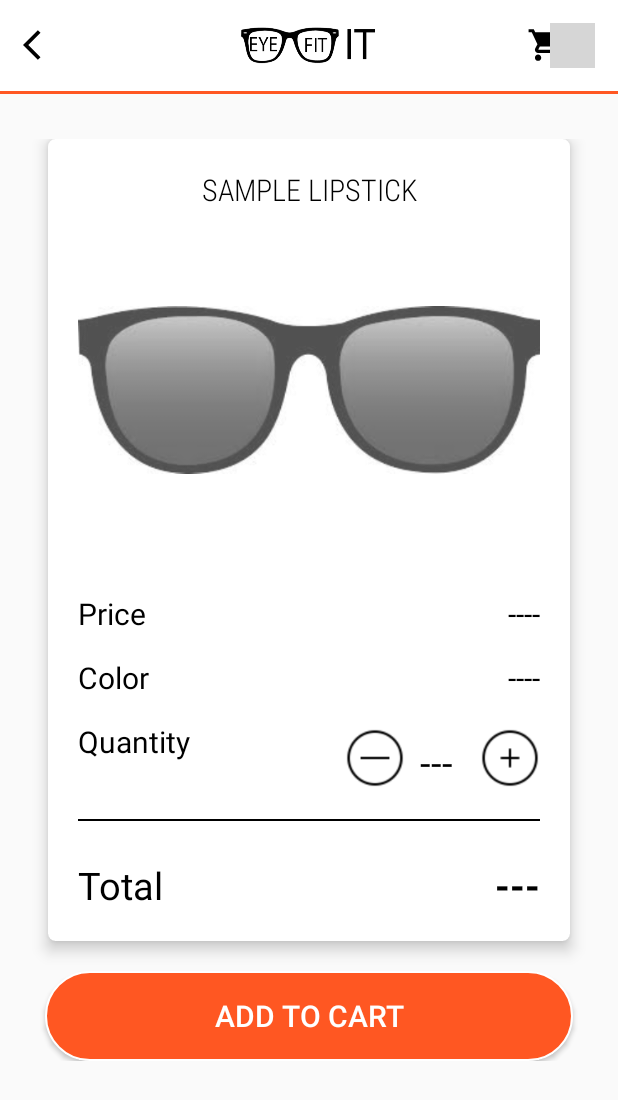
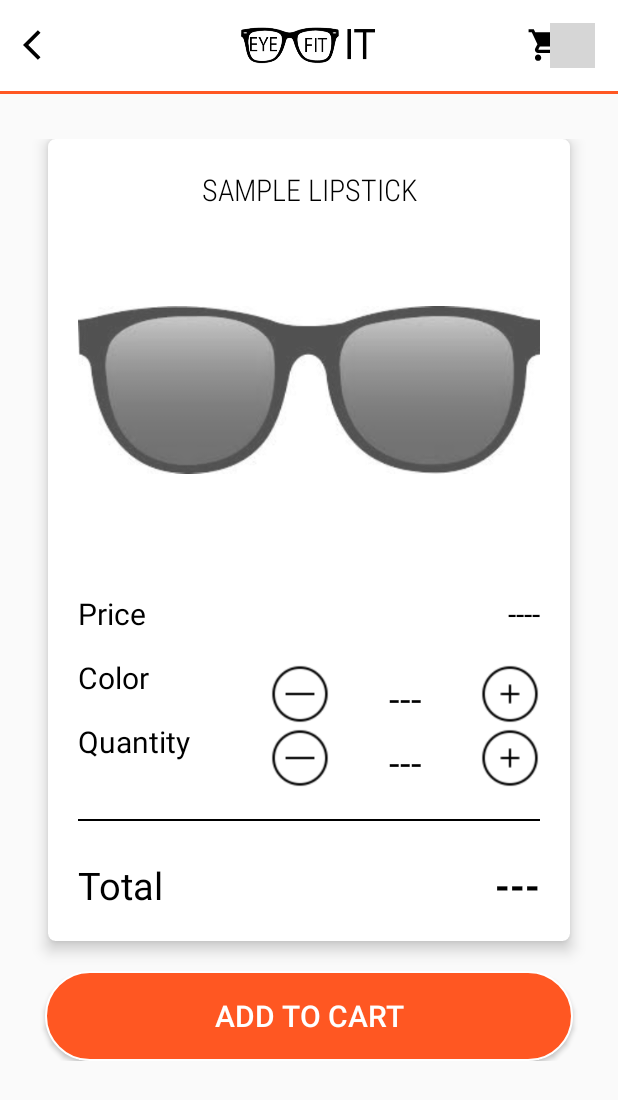
Before and after one commit to atoyota31/ar_eyeglasses, an Android app: the ProductDetails screen opened directly, with no data from a screen before it, on a phone screen of 412 x 824 dp. Shown: the top 1100 px of the screen. Run offline under Robolectric (Android 15) with nearby library versions, the phone set to English and light mode, and no system bars; libraries missing offline, so code that uses them is left out: com.nex3z.notificationbadge; plain views replace NotificationBadge; 2 statements that could not run were skipped; grey boxes are pictures that could not be loaded.

Commit message:
add color field

```diff
--- a/samples/augmented-faces/src/main/res/layout/activity_product_details.xml
+++ b/samples/augmented-faces/src/main/res/layout/activity_product_details.xml
@@ -78,27 +78,77 @@
                         android:textColor="@color/black"
                         android:textSize="20dp" />
 
-
-<!--                    //Product Color-->
+                    //product color
                     <TextView
-                        android:layout_width="match_parent"
-                        android:layout_below="@id/detailsProductPrice"
+                        android:id="@+id/detailsProductColor"
+                        android:layout_below="@+id/detailsProductPrice"
+                        android:layout_width="wrap_content"
                         android:layout_height="wrap_content"
                         android:layout_marginTop="15dp"
                         android:text="Color"
                         android:textColor="@color/black"
                         android:textSize="20dp" />
 
-                    <TextView
-                        android:id="@+id/detailsProductColor"
-                        android:layout_below="@id/detailsProductPrice"
+                    <RelativeLayout
+                        android:id="@+id/color"
                         android:layout_width="match_parent"
-                        android:layout_height="wrap_content"
+                        android:layout_height="50dp"
                         android:layout_marginTop="15dp"
-                        android:gravity="right"
-                        android:text="----"
-                        android:textColor="@color/black"
-                        android:textSize="20dp" />
+                        android:layout_below="@+id/detailsProductPrice"
+                        android:gravity="right">
+
+                        <ImageButton
+                            android:id="@+id/color_left"
+                            android:layout_width="40dp"
+                            android:layout_height="40dp"
+                            android:layout_centerVertical="true"
+                            android:layout_marginLeft="100dp"
+                            android:background="@drawable/button_minus"
+                            android:padding="10dp"  />
+
+                        <TextView
+                            android:id="@+id/detailsColor"
+                            android:layout_width="100dp"
+                            android:layout_height="50dp"
+                            android:layout_toRightOf="@+id/color_left"
+                            android:padding="10dp"
+                            android:text="---"
+                            android:gravity="center"
+                            android:textAlignment="center"
+                            android:textColor="@color/black"
+                            android:textSize="25dp" />
+
+                        <ImageButton
+                            android:id="@+id/color_right"
+                            android:layout_width="40dp"
+                            android:layout_height="40dp"
+                            android:layout_centerVertical="true"
+                            android:layout_toRightOf="@+id/detailsColor"
+                            android:background="@drawable/button_add"
+                            android:padding="10dp" />
+                    </RelativeLayout>
+
+
+<!--&lt;!&ndash;                    //Product Color&ndash;&gt;-->
+<!--                    <TextView-->
+<!--                        android:layout_width="match_parent"-->
+<!--                        android:layout_below="@id/detailsProductPrice"-->
+<!--                        android:layout_height="wrap_content"-->
+<!--                        android:layout_marginTop="15dp"-->
+<!--                        android:text="Color"-->
+<!--                        android:textColor="@color/black"-->
+<!--                        android:textSize="20dp" />-->
+
+<!--                    <TextView-->
+<!--                        android:id="@+id/detailsProductColor"-->
+<!--                        android:layout_below="@id/detailsProductPrice"-->
+<!--                        android:layout_width="match_parent"-->
+<!--                        android:layout_height="wrap_content"-->
+<!--                        android:layout_marginTop="15dp"-->
+<!--                        android:gravity="right"-->
+<!--                        android:text="&#45;&#45;&#45;&#45;"-->
+<!--                        android:textColor="@color/black"-->
+<!--                        android:textSize="20dp" />-->
 
 
 <!--                    //Product Quantity-->
@@ -132,11 +182,12 @@
 
                         <TextView
                             android:id="@+id/detailsQuantity"
-                            android:layout_width="50dp"
+                            android:layout_width="100dp"
                             android:layout_height="50dp"
                             android:layout_toRightOf="@+id/counter_minus"
                             android:padding="10dp"
                             android:text="---"
+                            android:gravity="center"
                             android:textAlignment="center"
                             android:textColor="@color/black"
                             android:textSize="25dp" />
```
